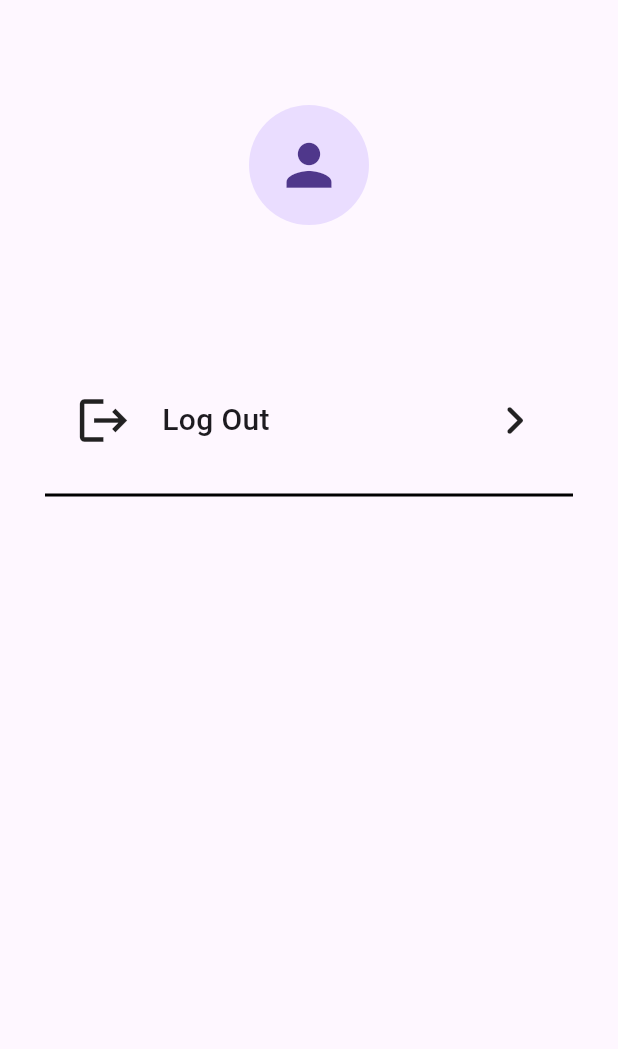
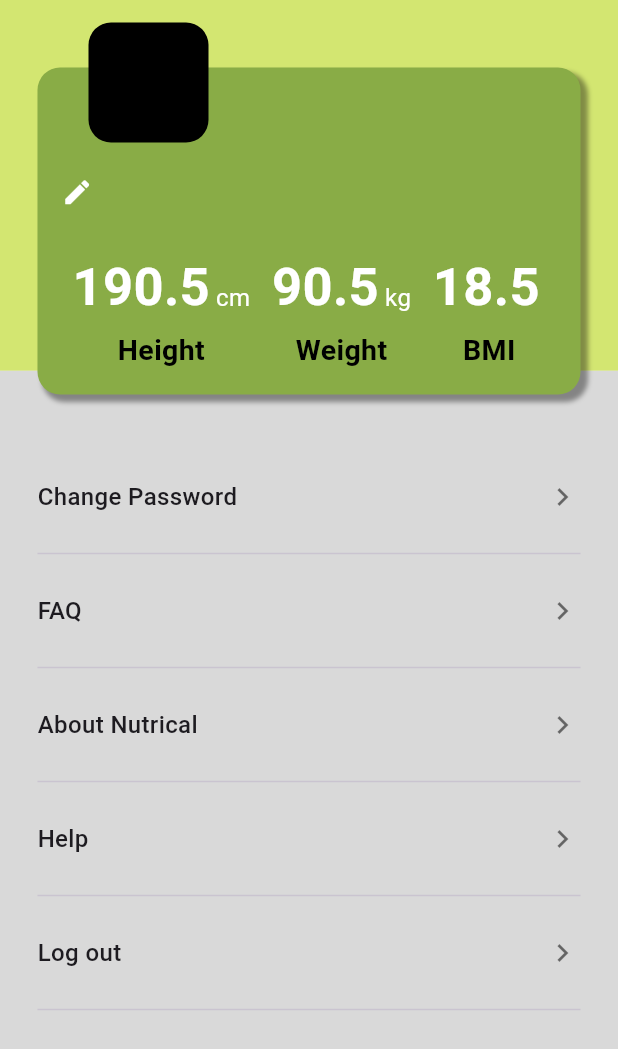
Before and after one commit to RasonYudha4/nutrical, a Flutter app: the ProfilePage screen opened directly, on a phone screen of 412 x 824 dp. Shown: the top 1049 px of the screen. Run offline on Flutter 3.47's test engine with Material 3 defaults, Android fonts, the phone set to English and light mode, and no system bars; our stand-ins replace bloc, cloud_firestore, equatable, firebase_auth, firebase_core, flutter_bloc and 4 more; missing offline and left inert: flow_builder; accounts and stored records are empty.

Commit message:
Updated Code

```diff
--- a/lib/views/pages/profile/profile_page.dart
+++ b/lib/views/pages/profile/profile_page.dart
@@ -10,55 +10,110 @@ class ProfilePage extends StatelessWidget {
   @override
   Widget build(BuildContext context) {
     final user = context.read<User>();
+
     return Scaffold(
-      body: Center(
-        child: Padding(
-          padding: const EdgeInsets.symmetric(vertical: 20.0, horizontal: 30),
+      body: Stack(
+        children: [
+          Column(
+            children: [
+              Expanded(
+                flex: 3,
+                child: Container(color: const Color(0xFFD3E671)),
+              ),
+              Expanded(
+                flex: 7,
+                child: Container(color: const Color(0xFFD9D9D9)),
+              ),
+            ],
+          ),
+          SafeArea(
             child: Column(
               children: [
-              Padding(
-                padding: const EdgeInsets.symmetric(vertical: 50),
+                Expanded(
+                  child: SingleChildScrollView(
+                    child: Padding(
+                      padding: const EdgeInsets.only(top: 45.0, left: 25.0, right: 25.0),
                       child: Column(
                         children: [
-                    CircleAvatar(
-                      radius: 40,
-                      child: Icon(Icons.person, size: 45),
+                          Stack(
+                            clipBehavior: Clip.none,
+                            children: [
+                              Container(
+                                width: double.infinity,
+                                decoration: BoxDecoration(
+                                  color: const Color(0xFF89AC46),
+                                  borderRadius: BorderRadius.circular(15),
+                                  boxShadow: [
+                                    BoxShadow(
+                                      color: Color.fromARGB(100, 0, 0, 0),
+                                      spreadRadius: 1,
+                                      offset: Offset(4, 4),
+                                      blurRadius: 2,
                                     ),
-                    Text(user.email!, style: TextStyle(fontSize: 22)),
                                   ],
                                 ),
-              ),
-              GestureDetector(
-                onTap: () {
-                  context.read<AuthBloc>().add(const AuthLogoutPressed());
-                },
-                child: Container(
-                  decoration: BoxDecoration(
-                    border: Border(bottom: BorderSide(width: 2)),
-                  ),
-                  child: Padding(
-                    padding: const EdgeInsets.symmetric(
-                      horizontal: 20.0,
-                      vertical: 30,
-                    ),
-
-                    child: Row(
-                      mainAxisAlignment: MainAxisAlignment.spaceBetween,
+                                padding: const EdgeInsets.only(top: 30, left: 16, right: 16, bottom: 16),
+                                child: Column(
+                                  crossAxisAlignment: CrossAxisAlignment.start,
                                   children: [
+                                    const SizedBox(height: 20),
                                     Row(
                                       children: [
-                            Icon(Icons.logout, size: 38),
-                            SizedBox(width: 20),
-                            Text(
-                              "Log Out",
-                              style: TextStyle(
-                                fontWeight: FontWeight.w500,
-                                fontSize: 20,
+                                        Padding(
+                                          padding: const EdgeInsets.only(top: 15),
+                                          child: Icon(Icons.edit, size: 21, color: Colors.white),
+                                        ),
+                                        const SizedBox(width: 4),
+                                        Padding(
+                                          padding: const EdgeInsets.only(top: 13),
+                                          child: Text(
+                                            user.name ?? 'Rason',
+                                            style: const TextStyle(
+                                              fontSize: 27,
+                                              fontWeight: FontWeight.bold,
+                                            ),
                                           ),
                                         ),
                                       ],
                                     ),
-                        Icon(Icons.keyboard_arrow_right_rounded, size: 38),
+                                    const SizedBox(height: 20),
+                                    Row(
+                                      mainAxisAlignment: MainAxisAlignment.spaceAround,
+                                      children: [
+                                        _buildStatItem('190.5', 'cm', 'Height'),
+                                        _buildStatItem('90.5', 'kg', 'Weight'),
+                                        _buildStatItem('18.5', '', 'BMI'),
+                                      ],
+                                    ),
+                                  ],
+                                ),
+                              ),
+                              Positioned(
+                                top: -30,
+                                left: 16,
+                                child: Container(
+                                  margin: const EdgeInsets.only(left: 18),
+                                  width: 80,
+                                  height: 80,
+                                  decoration: BoxDecoration(
+                                    color: Colors.black,
+                                    borderRadius: BorderRadius.circular(15),
+                                  ),
+                                ),
+                              ),
+                            ],
+                          ),
+                          const SizedBox(height: 40),
+                          _buildMenuItem('Change Password', onTap: () {}),
+                          _buildMenuItem('FAQ', onTap: () {}),
+                          _buildMenuItem('About Nutrical', onTap: () {}),
+                          _buildMenuItem('Help', onTap: () {}),
+                          _buildMenuItem(
+                            'Log out',
+                            onTap: () {
+                              context.read<AuthBloc>().add(const AuthLogoutPressed());
+                            },
+                          ),
                         ],
                       ),
                     ),
@@ -67,7 +122,79 @@ class ProfilePage extends StatelessWidget {
               ],
             ),
           ),
+        ],
       ),
     );
   }
+
+  Widget _buildStatItem(String value, String unit, String label) {
+    return Column(
+      children: [
+        Row(
+          crossAxisAlignment: CrossAxisAlignment.end,
+          children: [
+            Text(
+              value,
+              style: const TextStyle(
+                fontSize: 35,
+                fontWeight: FontWeight.bold,
+                color: Colors.white,
+              ),
+            ),
+            const SizedBox(width: 4),
+            Padding(
+              padding: const EdgeInsets.only(bottom: 6.0),
+              child: Text(
+                unit,
+                style: const TextStyle(
+                  fontSize: 16,
+                  color: Colors.white,
+                ),
+              ),
+            ),
+          ],
+        ),
+        const SizedBox(height: 4),
+        Text(
+          label,
+          style: const TextStyle(
+            fontSize: 19,
+            color: Colors.black,
+            fontWeight: FontWeight.w600,
+          ),
+        ),
+      ],
+    );
   }
+
+  Widget _buildMenuItem(String title, {required Function() onTap}) {
+    return Column(
+      children: [
+        InkWell(
+          onTap: onTap,
+          child: Padding(
+            padding: const EdgeInsets.symmetric(vertical: 16.0),
+            child: Row(
+              mainAxisAlignment: MainAxisAlignment.spaceBetween,
+              children: [
+                Text(
+                  title,
+                  style: const TextStyle(
+                    fontSize: 16,
+                    fontWeight: FontWeight.w500,
+                  ),
+                ),
+                const Icon(
+                  Icons.chevron_right,
+                  color: Colors.black54,
+                  size: 24,
+                ),
+              ],
+            ),
+          ),
+        ),
+        const Divider(height: 20, thickness: 1),
+      ],
+    );
+  }
+}
```
Also changed, not shown: pubspec.lock. Lines whose indentation alone changed are shown as unchanged.
